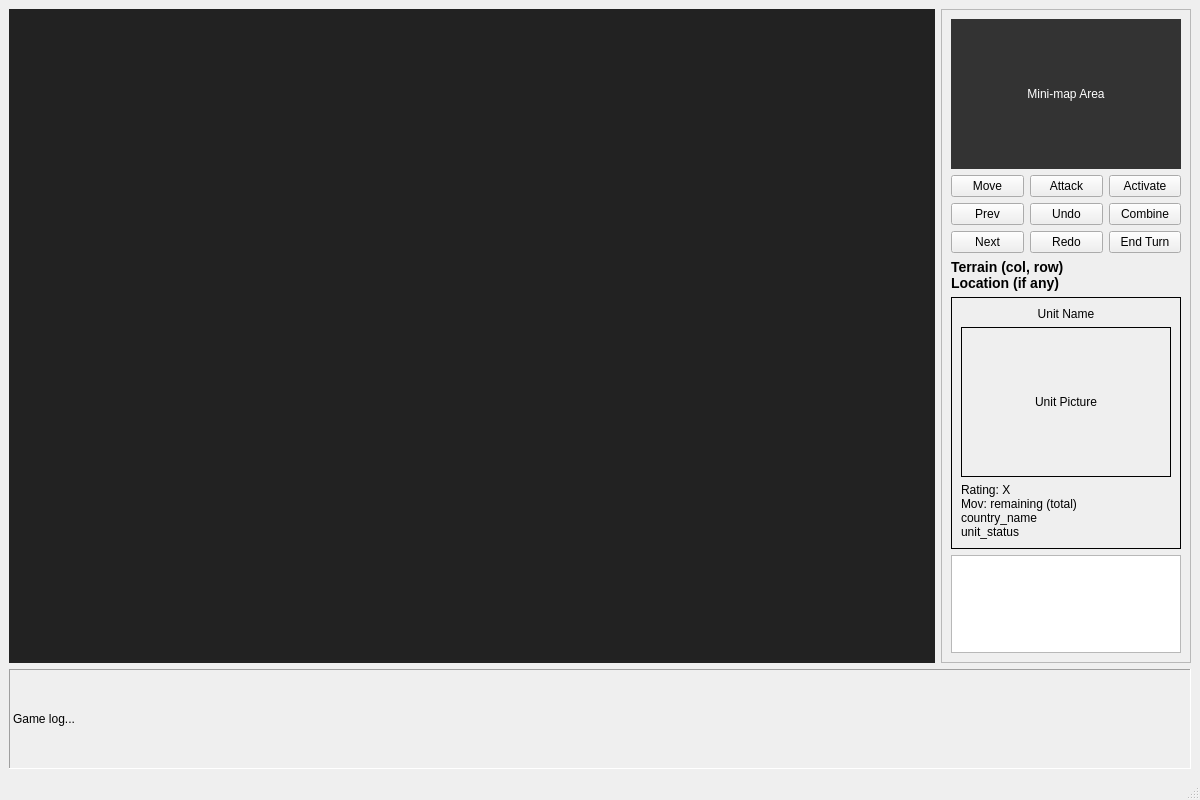
First picture: the form in ui/main_window.ui, repository RedT0ny/Dragons-of-Glory, before the edit.
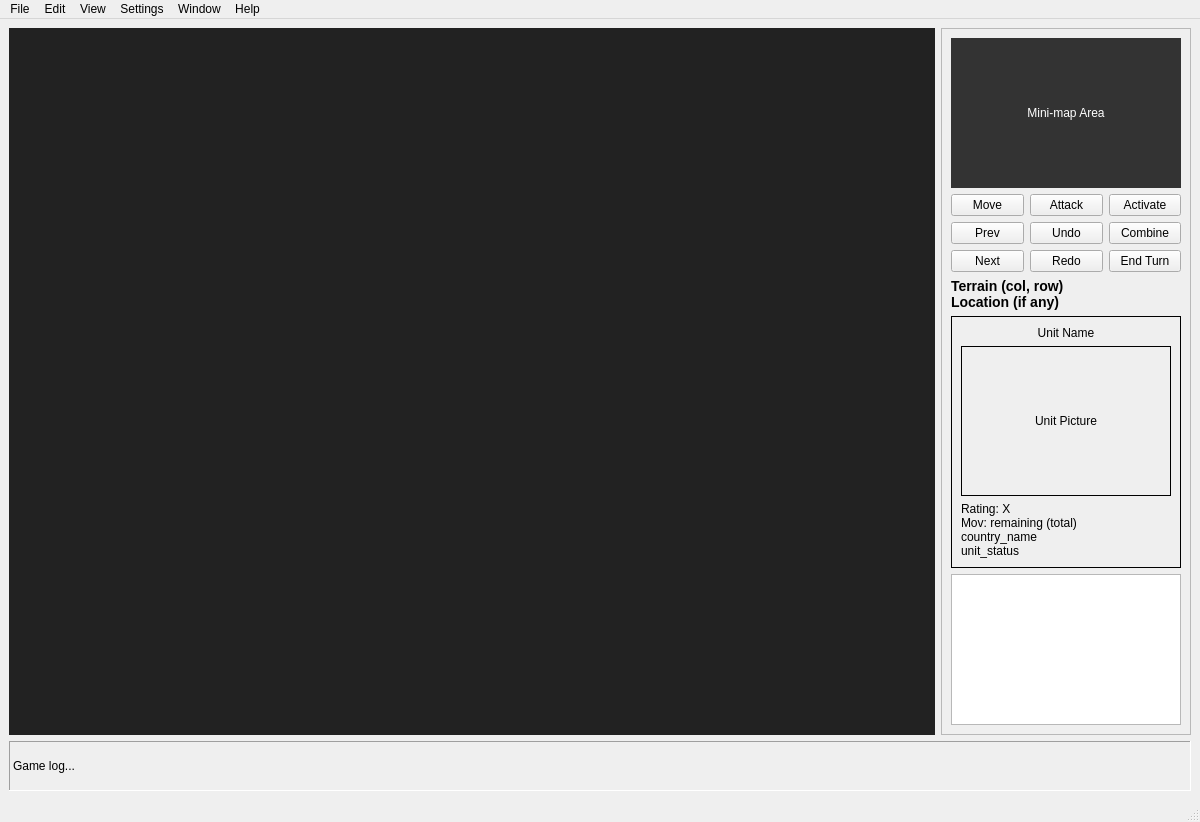
Second picture: the form after the edit.

```diff
--- a/ui/main_window.ui
+++ b/ui/main_window.ui
@@ -7,7 +7,7 @@
     <x>0</x>
     <y>0</y>
     <width>1200</width>
-    <height>800</height>
+    <height>822</height>
    </rect>
   </property>
   <property name="windowTitle">
@@ -216,7 +216,7 @@
       <property name="minimumSize">
        <size>
         <width>0</width>
-        <height>100</height>
+        <height>50</height>
        </size>
       </property>
       <property name="maximumSize">
@@ -247,6 +247,45 @@
      <height>33</height>
     </rect>
    </property>
+   <widget class="QMenu" name="menuFile">
+    <property name="title">
+     <string>File</string>
+    </property>
+    <addaction name="actionNew_Game"/>
+    <addaction name="actionLoad_Game"/>
+    <addaction name="actionSave_Game"/>
+   </widget>
+   <widget class="QMenu" name="menuEdit">
+    <property name="title">
+     <string>Edit</string>
+    </property>
+   </widget>
+   <widget class="QMenu" name="menuView">
+    <property name="title">
+     <string>View</string>
+    </property>
+   </widget>
+   <widget class="QMenu" name="menuSettings">
+    <property name="title">
+     <string>Settings</string>
+    </property>
+   </widget>
+   <widget class="QMenu" name="menuWindow">
+    <property name="title">
+     <string>Window</string>
+    </property>
+   </widget>
+   <widget class="QMenu" name="menuHelp">
+    <property name="title">
+     <string>Help</string>
+    </property>
+   </widget>
+   <addaction name="menuFile"/>
+   <addaction name="menuEdit"/>
+   <addaction name="menuView"/>
+   <addaction name="menuSettings"/>
+   <addaction name="menuWindow"/>
+   <addaction name="menuHelp"/>
   </widget>
   <widget class="QStatusBar" name="statusbar"/>
  </widget>
```
Left out of the diff: 15 changed lines with no effect on the pictures.
